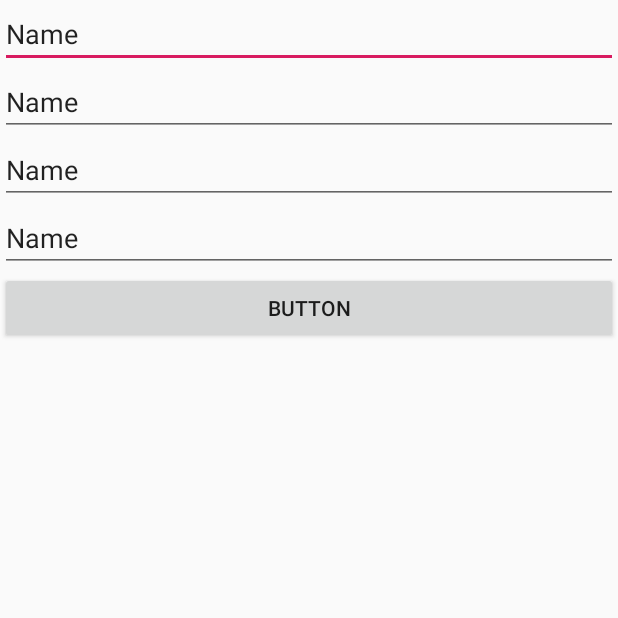
After one commit to ClaudixoPG/InformativeApp, an Android app: the AddCardActivity screen opened directly, with no data from a screen before it, on a phone screen of 412 x 824 dp, the top half of it. The commit adds this screen. Run offline under Robolectric (Android 15) with nearby library versions, the phone set to English and light mode, and no system bars; our stand-ins replace Firebase (no records; nobody signed in at launch, a user with empty details on screens opened directly).

Commit message:
Add Card to database

```diff
--- /dev/null
+++ b/GUIA4/app/src/main/java/com/example/main/AddCardActivity.kt
@@ -0,0 +1,86 @@
+package com.example.main
+
+import android.content.Context
+import android.content.Intent
+//import android.support.v7.app.AppCompatActivity
+import android.os.Bundle
+import android.util.Log
+import android.view.LayoutInflater
+import android.view.View
+import android.view.ViewGroup
+import android.widget.*
+import androidx.appcompat.app.AppCompatActivity
+import androidx.core.content.ContextCompat
+//import cl.pdm.felipebesoain.gamecharacterlist.Personaje
+import kotlinx.android.synthetic.main.activity_main.*
+import kotlinx.android.synthetic.main.fila.view.*
+import androidx.core.view.get
+import cl.pdm.felipebesoain.gamecharacterlist.Card
+import com.google.firebase.FirebaseError
+import com.google.firebase.database.FirebaseDatabase
+import com.google.firebase.database.ValueEventListener
+
+
+class AddCardActivity : AppCompatActivity() {
+
+    lateinit var cardName: EditText
+    lateinit var cardTopic: EditText
+    lateinit var cardTitle: EditText
+    lateinit var cardExplanation: EditText
+    lateinit var btn_add_card: Button
+
+    override fun onCreate(savedInstanceState: Bundle?) {
+        super.onCreate(savedInstanceState)
+        setContentView(R.layout.add_user_activity)
+
+        // get reference to button
+        cardName = findViewById(R.id.cardName)
+        cardTopic = findViewById(R.id.cardTopic)
+        cardTitle = findViewById(R.id.cardTitle)
+        cardExplanation = findViewById(R.id.cardExplanation)
+
+        btn_add_card = findViewById(R.id.newCard) as Button
+        // set on-click listener
+        btn_add_card.setOnClickListener {
+
+            saveCard()
+
+        }
+    }
+
+     private  fun  saveCard()
+     {
+         val name = cardName.text.toString().trim()
+         val topic = cardTopic.text.toString().trim()
+         val title = cardTitle.text.toString().trim()
+         val explanation = cardExplanation.text.toString().trim()
+         //val image = editTextName.text.toString.trim()
+         if(name.isEmpty()){
+             cardName.error = "please, enter a name"
+             return
+         }
+         if(topic.isEmpty()){
+             cardTopic.error = "please, enter a topic"
+             return
+         }
+         if(title.isEmpty()){
+             cardTitle.error = "please, enter a title"
+             return
+         }
+         if(explanation.isEmpty()){
+             cardExplanation.error = "please, enter a explanation"
+             return
+         }
+
+         val ref = FirebaseDatabase.getInstance().getReference("cards")
+
+         val cardsId = ref.push().key
+         val card = Card(cardsId!!, name!!, topic!!, title!!, explanation!!)
+
+         ref.child(cardsId).setValue(card).addOnCompleteListener{
+             Toast.makeText(applicationContext,"card save",Toast.LENGTH_SHORT).show()
+         }
+
+     }
+
+}
--- /dev/null
+++ b/GUIA4/app/src/main/res/layout/add_user_activity.xml
@@ -0,0 +1,53 @@
+<?xml version="1.0" encoding="utf-8"?>
+<RelativeLayout xmlns:android="http://schemas.android.com/apk/res/android"
+    xmlns:app="http://schemas.android.com/apk/res-auto"
+    xmlns:tools="http://schemas.android.com/tools"
+    android:layout_width="match_parent"
+    android:layout_height="match_parent"
+    android:orientation="vertical"
+    tools:context=".MyMainActivity">
+
+    <LinearLayout
+        android:layout_width="match_parent"
+        android:layout_height="match_parent"
+        android:orientation="vertical">
+
+        <EditText
+            android:id="@+id/cardName"
+            android:layout_width="match_parent"
+            android:layout_height="wrap_content"
+            android:ems="10"
+            android:inputType="textPersonName"
+            android:text="Name" />
+
+        <EditText
+            android:id="@+id/cardTopic"
+            android:layout_width="match_parent"
+            android:layout_height="wrap_content"
+            android:ems="10"
+            android:inputType="textPersonName"
+            android:text="Name" />
+
+        <EditText
+            android:id="@+id/cardTitle"
+            android:layout_width="match_parent"
+            android:layout_height="wrap_content"
+            android:ems="10"
+            android:inputType="textPersonName"
+            android:text="Name" />
+
+        <EditText
+            android:id="@+id/cardExplanation"
+            android:layout_width="match_parent"
+            android:layout_height="wrap_content"
+            android:ems="10"
+            android:inputType="textPersonName"
+            android:text="Name" />
+
+        <Button
+            android:id="@+id/newCard"
+            android:layout_width="match_parent"
+            android:layout_height="wrap_content"
+            android:text="Button" />
+    </LinearLayout>
+</RelativeLayout>
```
Also changed, not shown: GUIA4/app/src/main/AndroidManifest.xml (+18 -0 lines), GUIA4/app/src/main/java/com/example/main/Card.kt (added, +52 -0 lines), GUIA4/app/src/main/java/com/example/main/MainActivity.kt (+72 -22 lines), GUIA4/app/src/main/java/com/example/main/MyMainActivity.kt (+8 -0 lines).
